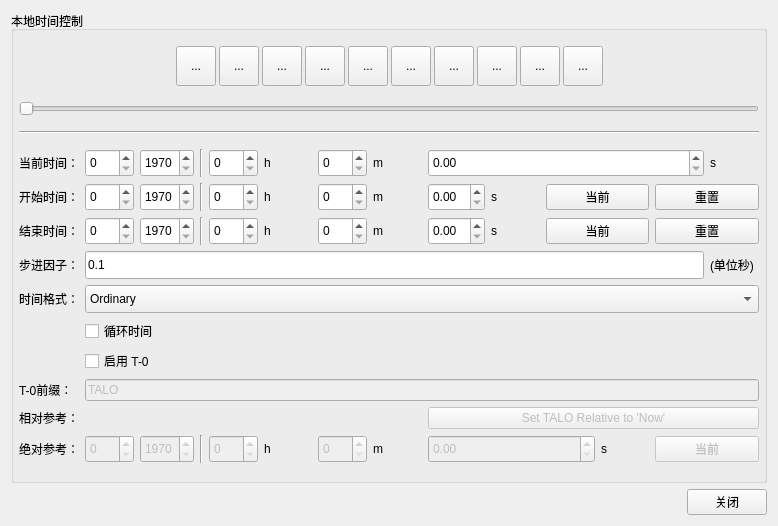
whatudone/plotxy, file TimeControls.ui: the form before one commit.
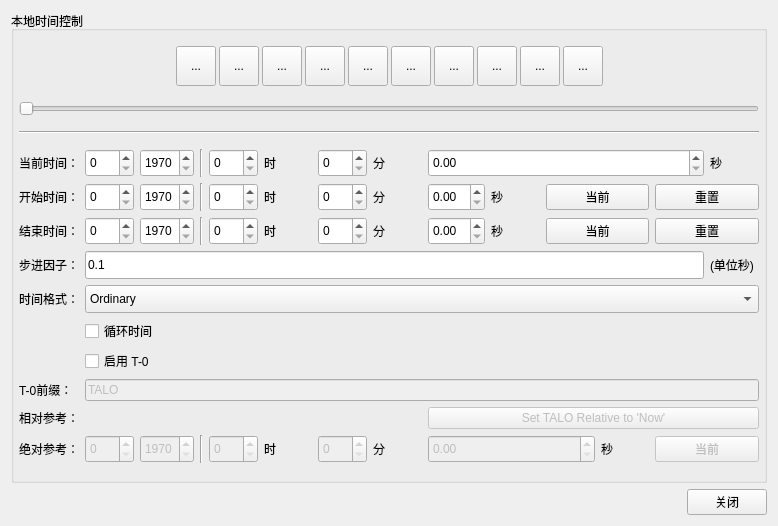
The form after the commit. Icons and pictures are not drawn.

Commit message: 时间控制界面隐藏部分界面和汉化

What changed in the file:
```diff
--- a/TimeControls.ui
+++ b/TimeControls.ui
@@ -420,7 +420,7 @@
         <item row="1" column="6">
          <widget class="QLabel" name="label_11">
           <property name="text">
-           <string>h</string>
+           <string>时</string>
           </property>
          </widget>
         </item>
@@ -441,7 +441,7 @@
         <item row="9" column="12">
          <widget class="QLabel" name="label_19">
           <property name="text">
-           <string>s</string>
+           <string>秒</string>
           </property>
          </widget>
         </item>
@@ -521,7 +521,7 @@
         <item row="1" column="8">
          <widget class="QLabel" name="label_10">
           <property name="text">
-           <string>m</string>
+           <string>分</string>
           </property>
          </widget>
         </item>
@@ -561,7 +561,7 @@
         <item row="2" column="10">
          <widget class="QLabel" name="label_13">
           <property name="text">
-           <string>s</string>
+           <string>秒</string>
           </property>
          </widget>
         </item>
@@ -604,14 +604,14 @@
         <item row="2" column="8">
          <widget class="QLabel" name="label_14">
           <property name="text">
-           <string>m</string>
+           <string>分</string>
           </property>
          </widget>
         </item>
         <item row="9" column="6">
          <widget class="QLabel" name="label_20">
           <property name="text">
-           <string>h</string>
+           <string>时</string>
           </property>
          </widget>
         </item>
@@ -667,7 +667,7 @@
         <item row="0" column="14">
          <widget class="QLabel" name="label_8">
           <property name="text">
-           <string>s</string>
+           <string>秒</string>
           </property>
          </widget>
         </item>
@@ -684,14 +684,14 @@
         <item row="9" column="8">
          <widget class="QLabel" name="label_18">
           <property name="text">
-           <string>m</string>
+           <string>分</string>
           </property>
          </widget>
         </item>
         <item row="1" column="10">
          <widget class="QLabel" name="label_9">
           <property name="text">
-           <string>s</string>
+           <string>秒</string>
           </property>
          </widget>
         </item>
@@ -817,7 +817,7 @@
         <item row="0" column="6">
          <widget class="QLabel" name="label_6">
           <property name="text">
-           <string>h</string>
+           <string>时</string>
           </property>
          </widget>
         </item>
@@ -834,7 +834,7 @@
         <item row="0" column="8">
          <widget class="QLabel" name="label_7">
           <property name="text">
-           <string>m</string>
+           <string>分</string>
           </property>
          </widget>
         </item>
@@ -946,7 +946,7 @@
         <item row="2" column="6">
          <widget class="QLabel" name="label_12">
           <property name="text">
-           <string>h</string>
+           <string>时</string>
           </property>
          </widget>
         </item>
```
The commit also changes 2 other files.
